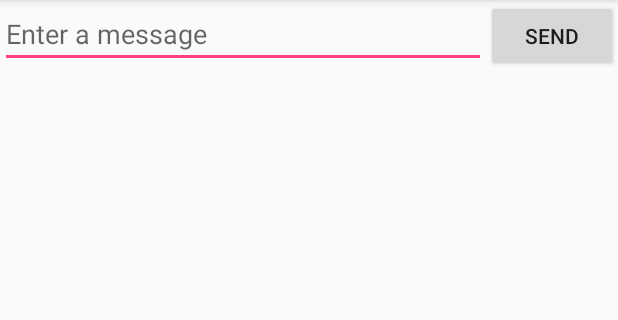
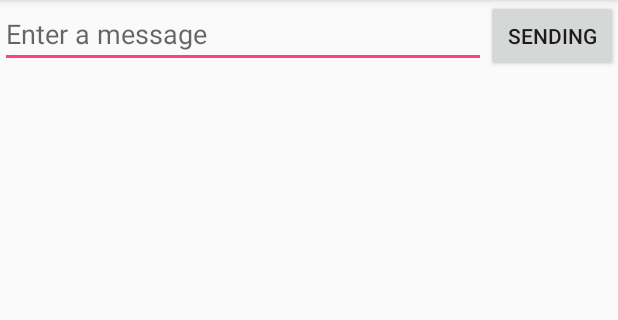
Before and after one commit to bobeagle/MyFirstAndroidApp, an Android app: the screen it shows after launch (MyActivity), on a phone screen of 412 x 824 dp, the part 84-404 px from its top. Run offline under Robolectric (Android 15) with nearby library versions, the phone set to English and light mode, and no system bars.

Commit message:
testing changes

```diff
--- a/app/src/main/res/values/strings.xml
+++ b/app/src/main/res/values/strings.xml
@@ -1,7 +1,7 @@
 <resources>
     <string name="app_name">My First App</string>
     <string name="edit_message">Enter a message</string>
-    <string name="button_send">Send</string>
+    <string name="button_send">Sending</string>
     <string name="action_settings" translatable="false">Settings</string>
     <string name="title_activity_display_message">My Message</string>
 </resources>
```
